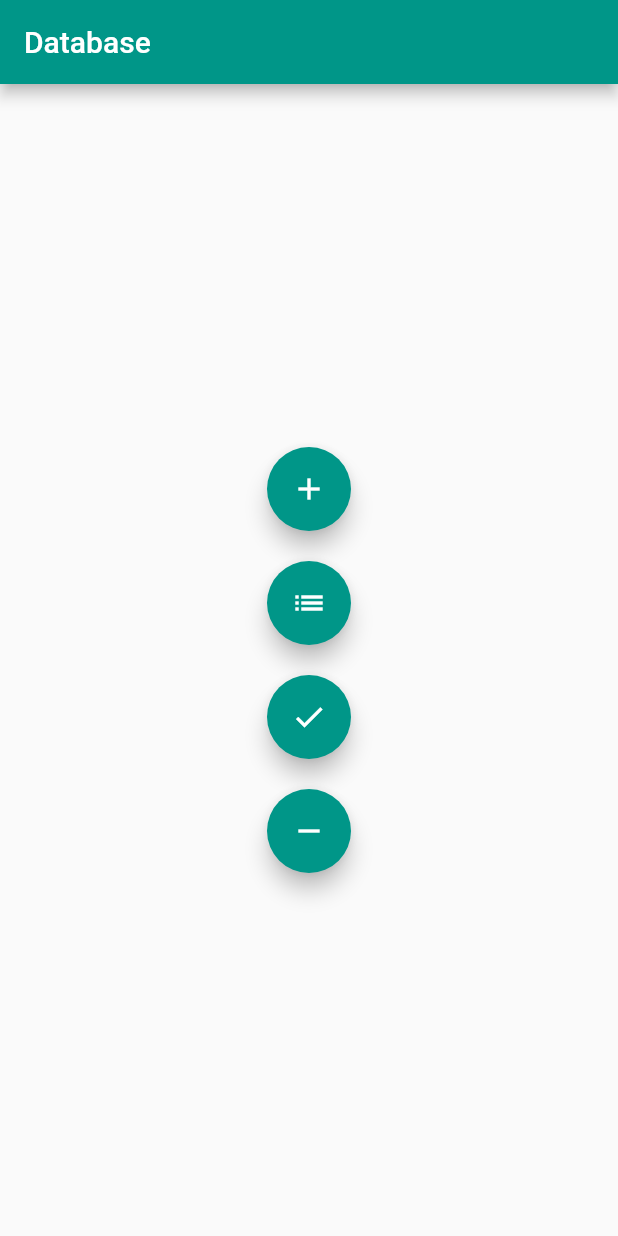
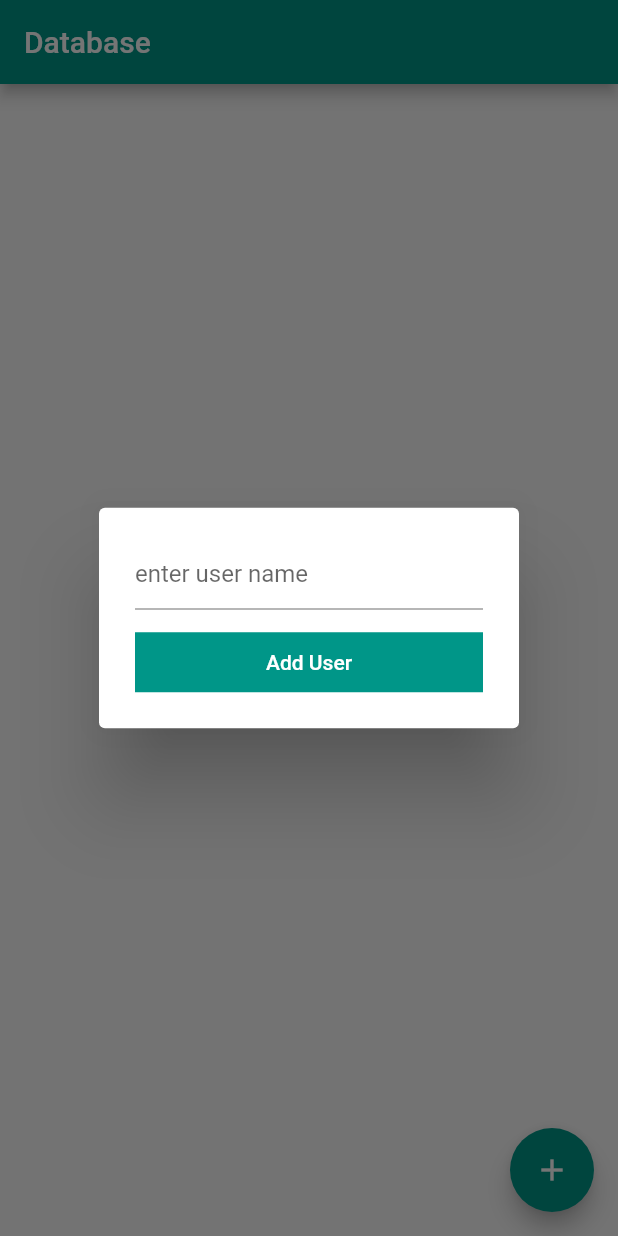
Before and after one commit to abdullahmansss/firstApp, a Flutter app: the screen it shows after launch, after a tap on the "add" icon, on a phone screen of 412 x 824 dp. Run offline on Flutter 3.47's test engine with Material 2 defaults, Android fonts, the phone set to English and light mode, and no system bars; our stand-ins replace sqflite; missing offline and left inert: dart:ffi; accounts and stored records are empty.

Commit message:
database final

```diff
--- a/lib/database.dart
+++ b/lib/database.dart
@@ -1,20 +1,28 @@
+import 'package:flutter/cupertino.dart';
 import 'package:flutter/material.dart';
 import 'package:sqflite/sqflite.dart';
 import 'package:path/path.dart';
 
-class DataBase extends StatefulWidget
-{
+class UserModel {
+  final int id;
+  final String name;
+
+  // constructor
+  UserModel({this.id, this.name});
+}
+
+class DataBase extends StatefulWidget {
   @override
   _DataBaseState createState() => _DataBaseState();
 }
 
-class _DataBaseState extends State<DataBase>
-{
+class _DataBaseState extends State<DataBase> {
   Database database;
+  List<Map> list = [];
+  var userNameController = TextEditingController();
 
   @override
-  void initState()
-  {
+  void initState() {
     super.initState();
     createDB();
   }
@@ -23,53 +31,102 @@ class _DataBaseState extends State<DataBase>
   Widget build(BuildContext context) {
     return Scaffold(
       appBar: AppBar(
-        title: Text(
-          'Database'
+        title: Text('Database'),
+      ),
+      body: ListView.separated(
+        itemCount: list.length,
+        itemBuilder: (ctx, index) => buildItem(list, index, context),
+        separatorBuilder: (ctx, index) => Container(
+          width: double.infinity,
+          height: 1.0,
+          color: Colors.grey,
         ),
       ),
-      body: Center(
-        child: Column(
-          mainAxisAlignment: MainAxisAlignment.center,
-          children: <Widget>[
-            FloatingActionButton(
+      floatingActionButton: FloatingActionButton(
         onPressed: () {
-                insertDB();
+          newUser(context, null);
         },
         child: Icon(
           Icons.add,
         ),
       ),
-            SizedBox(
-              height: 20.0,
+    );
+  }
+
+  Widget buildItem(List<Map> list, int index, BuildContext context) =>
+      GestureDetector(
+        onLongPress: (){
+          deleteDB(context , list[index]['id'], index);
+        },
+        onTap: () {
+          newUser(context, list[index]);
+        },
+        child: Padding(
+          padding: const EdgeInsets.all(20.0),
+          child: Row(
+            children: <Widget>[
+              CircleAvatar(
+                child: Text(
+                  list[index]['id'].toString(),
+                  style: TextStyle(
+                    fontSize: 20.0,
                   ),
-            FloatingActionButton(
-              onPressed: () {
-                getDB();
-              },
-              child: Icon(
-                Icons.list,
                 ),
               ),
               SizedBox(
-              height: 20.0,
+                width: 20.0,
               ),
-            FloatingActionButton(
-              onPressed: () {
-                updateDB();
-              },
-              child: Icon(
-                Icons.check,
+              Text(
+                list[index]['name'].toString(),
+                style: TextStyle(
+                  fontSize: 20.0,
                 ),
               ),
+            ],
+          ),
+        ),
+      );
+
+  void newUser(BuildContext context, Map list) {
+    if (list != null) userNameController..text = list['name'];
+
+    showDialog(
+      context: context,
+      builder: (ctx) => AlertDialog(
+        insetPadding: EdgeInsets.all(0.0),
+        content: Column(
+          mainAxisSize: MainAxisSize.min,
+          children: <Widget>[
+            TextField(
+              controller: userNameController,
+              decoration: InputDecoration(hintText: 'enter user name'),
+            ),
             SizedBox(
-              height: 20.0,
+              height: 15.0,
             ),
-            FloatingActionButton(
+            Container(
+              width: double.infinity,
+              height: 40.0,
+              color: Colors.teal,
+              child: FlatButton(
                 onPressed: () {
-                deleteDB();
+                  String name = userNameController.text;
+
+                  if (name.isNotEmpty) {
+                    if (list != null)
+                    {
+                      updateDB(name, context, list['id']);
+                    } else {
+                      insertDB(name, context);
+                    }
+                  }
                 },
-              child: Icon(
-                Icons.remove,
+                child: Text(
+                  list != null ? 'Update User' : 'Add User',
+                  style: TextStyle(
+                    color: Colors.white,
+                  ),
+                ),
               ),
             ),
           ],
@@ -78,45 +135,62 @@ class _DataBaseState extends State<DataBase>
     );
   }
 
-  void createDB() async
-  {
+  void createDB() async {
     database = await openDatabase(
       'users.db',
       version: 1,
-        onCreate: (Database db, int version) async
-        {
-          await db.execute(
-              'CREATE TABLE Test (id INTEGER PRIMARY KEY, name TEXT)');
+      onOpen: (db) {
+        this.database = db;
+        getDB();
+      },
+      onCreate: (Database db, int version) async {
+        await db
+            .execute('CREATE TABLE Test (id INTEGER PRIMARY KEY, name TEXT)');
         print('---------------- > data base created');
-        });
+      },
+    );
   }
 
-  void insertDB() async {
-    await database.transaction((txn) async
-    {
-      int id = await txn.rawInsert('INSERT INTO Test(name) VALUES("Ahmed")');
+  void insertDB(String name, BuildContext context) async {
+    await database.transaction((txn) async {
+      int id = await txn.rawInsert('INSERT INTO Test(name) VALUES("$name")');
+
       print('---------------- > row inserted $id');
+    }).then((value) {
+      userNameController..text = '';
+      getDB();
+      Navigator.of(context).pop();
+      return true;
     });
   }
 
   void getDB() async {
-    List<Map> list = await database.rawQuery('SELECT * FROM Test');
+    list = await database.rawQuery('SELECT * FROM Test');
+    setState(() {});
 
     print('---------------- > data base get ${list.length}');
     print('---------------- > data base get ${list.toString()}');
   }
 
-  void updateDB() async {
+  void updateDB(String name, BuildContext context, int id) async {
     int count = await database.rawUpdate(
-        'UPDATE Test SET name = ? WHERE id = 4',
-        ['Osama']);
+        'UPDATE Test SET name = ? WHERE id = ${id.toString()}',
+        ['$name']).then((value) {
+      userNameController..text = '';
+      getDB();
+      Navigator.of(context).pop();
+      return null;
+    });
 
     print('---------------- > data base updated $count');
   }
 
-  void deleteDB() async {
-    int count = await database
-        .rawDelete('DELETE FROM Test WHERE id = 3');
+  void deleteDB(BuildContext context, id, int index) async {
+    int count = await database.rawDelete('DELETE FROM Test WHERE id = $id').then((value)
+    {
+      getDB();
+      return null;
+    });
 
     print('---------------- > data base deleted $count');
   }
```
Lines whose indentation alone changed are shown as unchanged.
